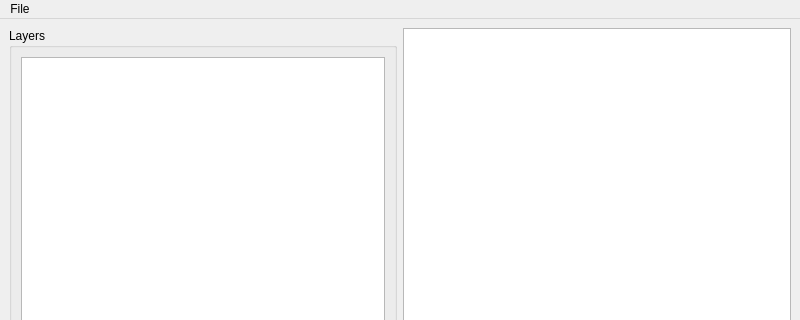
Above: ui/wf_creator.ui from BojanSof/sma-wf-editor before the change; both pictures show x 0 to 800 and y 0 to 320 of the 800 by 600 pixel window. Below: the same form after it.
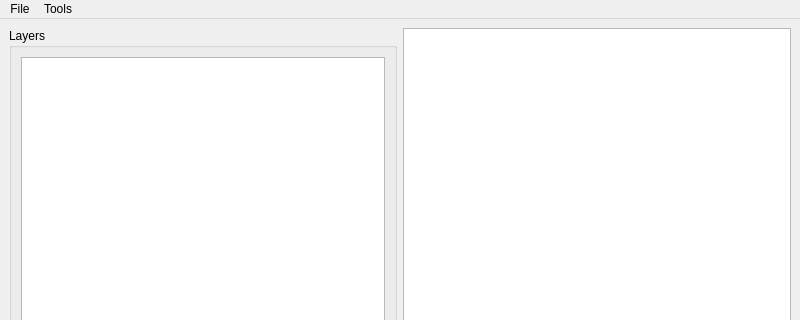
That is the form after the change.

Diff of the .ui file:
```diff
--- a/ui/wf_creator.ui
+++ b/ui/wf_creator.ui
@@ -105,7 +105,14 @@
     <addaction name="actionSaveWf"/>
     <addaction name="actionExit"/>
    </widget>
+   <widget class="QMenu" name="menuTools">
+    <property name="title">
+     <string>Tools</string>
+    </property>
+    <addaction name="actionPreview"/>
+   </widget>
    <addaction name="menuFile"/>
+   <addaction name="menuTools"/>
   </widget>
   <widget class="QStatusBar" name="statusbar"/>
   <action name="actionLoadWf">
```
Left out of the diff: 10 changed lines with no effect on the pictures.
